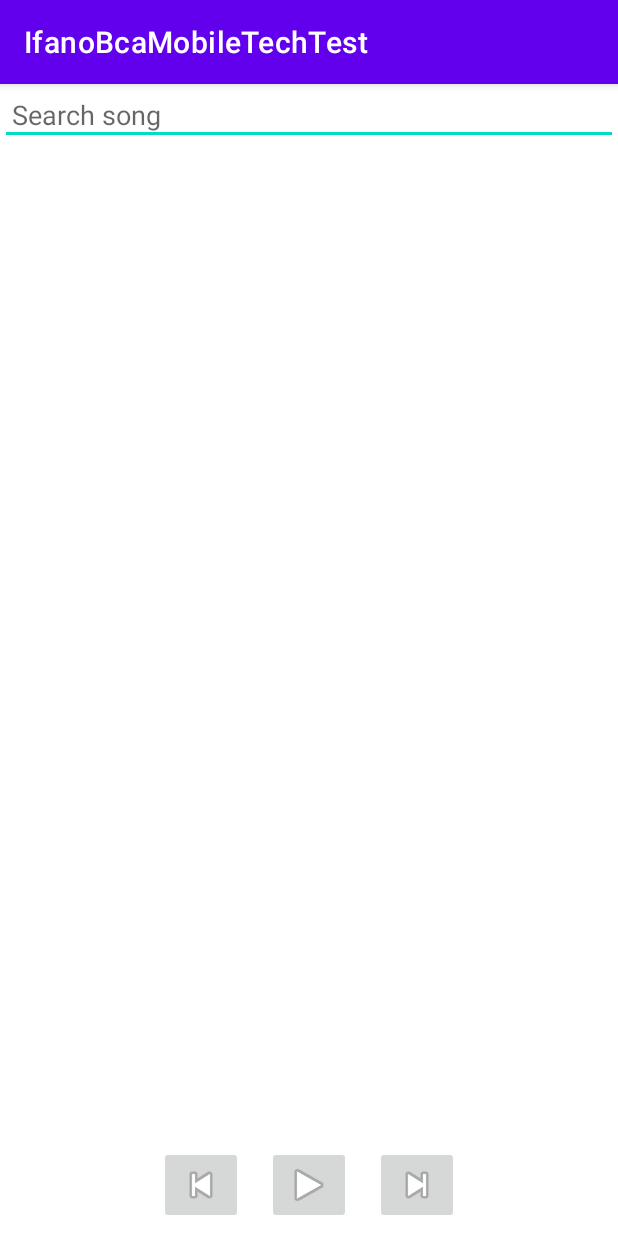
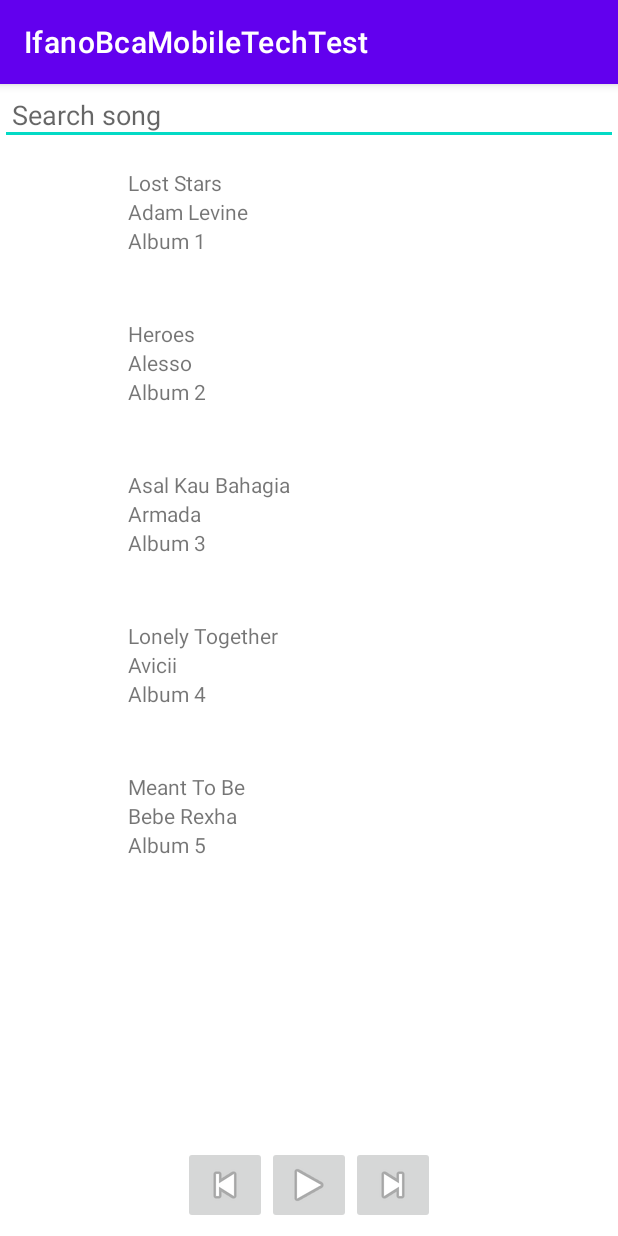
Before and after one commit to themailer15/BCATechTest, an Android app: the screen it shows after launch (MainActivity), on a phone screen of 412 x 824 dp. Run offline under Robolectric (Android 15) with nearby library versions, the light colour scheme and no system bars.

Commit message:
PlayPause

```diff
--- a/app/build.gradle
+++ b/app/build.gradle
@@ -46,5 +46,6 @@
     implementation "androidx.activity:activity-ktx:1.7.0"
     implementation "org.jetbrains.kotlinx:kotlinx-coroutines-android:1.7.3"
     implementation "androidx.lifecycle:lifecycle-viewmodel-ktx:2.6.1"
-
+    implementation "androidx.lifecycle:lifecycle-livedata-ktx:2.6.1"
+    implementation "androidx.recyclerview:recyclerview:1.2.1"
 }
--- a/app/src/main/java/com/example/ifanobcamobiletechtest/MainActivity.kt
+++ b/app/src/main/java/com/example/ifanobcamobiletechtest/MainActivity.kt
@@ -1,11 +1,46 @@
 package com.example.ifanobcamobiletechtest
 
+import android.os.Bundle
+import android.widget.ImageButton
+import androidx.activity.viewModels
 import androidx.appcompat.app.AppCompatActivity
-import android.os.Bundle
+import androidx.recyclerview.widget.LinearLayoutManager
+import androidx.recyclerview.widget.RecyclerView
 
 class MainActivity : AppCompatActivity() {
+
+    private lateinit var songRecyclerView: RecyclerView
+    private lateinit var btnPlayPause: ImageButton
+    private lateinit var btnNext: ImageButton
+    private lateinit var btnPrevious: ImageButton
+
+    // Menggunakan ViewModel dengan delegate property 'viewModels'
+    private val musicViewModel: MusicViewModel by viewModels()
+
     override fun onCreate(savedInstanceState: Bundle?) {
         super.onCreate(savedInstanceState)
         setContentView(R.layout.activity_main)
+
+        songRecyclerView = findViewById(R.id.songRecyclerView)
+        btnPlayPause = findViewById(R.id.btnPlayPause)
+        btnNext = findViewById(R.id.btnNext)
+        btnPrevious = findViewById(R.id.btnPrevious)
+
+        // Mengatur RecyclerView
+        val songAdapter = SongAdapter(musicViewModel.songs.value ?: emptyList())
+        songRecyclerView.layoutManager = LinearLayoutManager(this)
+        songRecyclerView.adapter = songAdapter
+
+        btnPlayPause.setOnClickListener {
+            musicViewModel.playOrPause()
+        }
+
+        btnNext.setOnClickListener {
+            musicViewModel.nextSong()
+        }
+
+        btnPrevious.setOnClickListener {
+            musicViewModel.previousSong()
+        }
     }
 }
--- /dev/null
+++ b/app/src/main/java/com/example/ifanobcamobiletechtest/MusicViewModel.kt
@@ -0,0 +1,75 @@
+package com.example.ifanobcamobiletechtest
+
+import android.app.Application
+import android.media.MediaPlayer
+import android.widget.Button
+import androidx.lifecycle.AndroidViewModel
+import androidx.lifecycle.LiveData
+import androidx.lifecycle.MutableLiveData
+
+class MusicViewModel(application: Application) : AndroidViewModel(application) {
+
+    private val songRepo = SongRepo()
+
+    // State data
+    private val _songs = MutableLiveData<List<Song>>()
+    val songs: LiveData<List<Song>> get() = _songs
+
+    private val _currentSong = MutableLiveData<Song?>()
+    val currentSong: LiveData<Song?> get() = _currentSong
+
+    private val _isPlaying = MutableLiveData<Boolean>()
+    val isPlaying: LiveData<Boolean> get() = _isPlaying
+
+    lateinit var mediaPlayer: MediaPlayer
+    private var currentIndex = 0
+
+    init {
+        _songs.value = songRepo.getSongs()
+        _currentSong.value = _songs.value?.getOrNull(currentIndex)
+        _isPlaying.value = false
+    }
+
+    fun playOrPause() {
+        if (this::mediaPlayer.isInitialized && mediaPlayer.isPlaying) {
+            mediaPlayer.pause()
+            _isPlaying.value = false
+        } else {
+            playSong()
+        }
+    }
+
+    fun nextSong() {
+        if (currentIndex < (_songs.value?.size ?: 0) - 1) {
+            currentIndex++
+            playSong()
+        }
+    }
+
+    fun previousSong() {
+        if (currentIndex > 0) {
+            currentIndex--
+            playSong()
+        }
+    }
+
+    private fun playSong() {
+        _currentSong.value = _songs.value?.getOrNull(currentIndex)
+
+        // Reset and initialize MediaPlayer
+        if (this::mediaPlayer.isInitialized) {
+            mediaPlayer.reset()
+        }
+
+        mediaPlayer = MediaPlayer.create(getApplication(), _currentSong.value?.fileResId ?: return)
+        mediaPlayer.start()
+        _isPlaying.value = true
+    }
+
+    override fun onCleared() {
+        super.onCleared()
+        if (this::mediaPlayer.isInitialized) {
+            mediaPlayer.release()
+        }
+    }
+}
--- /dev/null
+++ b/app/src/main/java/com/example/ifanobcamobiletechtest/Song.kt
@@ -0,0 +1,9 @@
+package com.example.ifanobcamobiletechtest
+
+data class Song(
+    val id: Int,
+    val title: String,
+    val artist: String,
+    val album: String,
+    val fileResId: Int
+)
--- /dev/null
+++ b/app/src/main/java/com/example/ifanobcamobiletechtest/SongAdapter.kt
@@ -0,0 +1,34 @@
+package com.example.ifanobcamobiletechtest
+
+import android.view.LayoutInflater
+import android.view.View
+import android.view.ViewGroup
+import android.widget.ImageView
+import android.widget.TextView
+import androidx.recyclerview.widget.RecyclerView
+
+class SongAdapter(private var songs: List<Song>) : RecyclerView.Adapter<SongAdapter.SongViewHolder>() {
+
+    override fun onCreateViewHolder(parent: ViewGroup, viewType: Int): SongViewHolder {
+        val view = LayoutInflater.from(parent.context)
+            .inflate(R.layout.view_holder_song, parent, false) // Layout untuk item lagu
+        return SongViewHolder(view)
+    }
+
+    override fun onBindViewHolder(holder: SongViewHolder, position: Int) {
+        val song = songs[position]
+        holder.songTitle.text = song.title
+        holder.songArtist.text = song.artist
+        holder.songAlbum.text = song.album
+    }
+
+    override fun getItemCount(): Int {
+        return songs.size
+    }
+
+    class SongViewHolder(itemView: View) : RecyclerView.ViewHolder(itemView) {
+        val songTitle: TextView = itemView.findViewById(R.id.songTitle)
+        val songArtist: TextView = itemView.findViewById(R.id.songArtist)
+        val songAlbum: TextView = itemView.findViewById(R.id.songAlbum)
+    }
+}
--- /dev/null
+++ b/app/src/main/java/com/example/ifanobcamobiletechtest/SongRepo.kt
@@ -0,0 +1,13 @@
+package com.example.ifanobcamobiletechtest
+
+class SongRepo {
+    private val songs = listOf(
+        Song(1, "Lost Stars", "Adam Levine", "Album 1", R.raw.adam_levine_lost_stars),
+        Song(2, "Heroes", "Alesso", "Album 2", R.raw.alesso_heroes),
+        Song(3, "Asal Kau Bahagia", "Armada", "Album 3", R.raw.armada_asal_kau_bahagia),
+        Song(3, "Lonely Together", "Avicii", "Album 4", R.raw.avicii_lonely_together),
+        Song(3, "Meant To Be", "Bebe Rexha", "Album 5", R.raw.bebe_rexha_meant_to_be)
+    )
+
+    fun getSongs(): List<Song> = songs
+}
--- a/app/src/main/res/layout/activity_main.xml
+++ b/app/src/main/res/layout/activity_main.xml
@@ -26,7 +26,8 @@
         app:layout_constraintStart_toStartOf="parent"
         app:layout_constraintTop_toBottomOf="@+id/searchBar" />
 
-    <LinearLayout
+    <androidx.constraintlayout.widget.ConstraintLayout
+        android:id="@+id/currentSongBar"
         android:layout_width="match_parent"
         android:layout_height="wrap_content"
         android:gravity="center_horizontal"
@@ -42,17 +43,20 @@
             android:layout_width="wrap_content"
             android:layout_height="wrap_content"
             android:contentDescription="Previous"
-            android:src="@android:drawable/ic_media_previous" />
+            android:src="@android:drawable/ic_media_previous"
+            app:layout_constraintEnd_toStartOf="@id/btnPlayPause"
+            app:layout_constraintTop_toTopOf="parent" />
 
         <!-- Tombol Play -->
         <ImageButton
             android:id="@+id/btnPlayPause"
             android:layout_width="wrap_content"
             android:layout_height="wrap_content"
-            android:layout_marginStart="16dp"
-            android:layout_marginEnd="16dp"
             android:contentDescription="Play"
-            android:src="@android:drawable/ic_media_play" />
+            android:src="@android:drawable/ic_media_play"
+            app:layout_constraintEnd_toEndOf="@id/currentSongBar"
+            app:layout_constraintStart_toStartOf="@id/currentSongBar"
+            app:layout_constraintTop_toTopOf="parent" />
 
         <!-- Tombol Next -->
         <ImageButton
@@ -60,7 +64,10 @@
             android:layout_width="wrap_content"
             android:layout_height="wrap_content"
             android:contentDescription="Next"
-            android:src="@android:drawable/ic_media_next" />
-    </LinearLayout>
+            android:src="@android:drawable/ic_media_next"
+            app:layout_constraintStart_toEndOf="@id/btnPlayPause"
+            app:layout_constraintTop_toTopOf="parent" />
+
+    </androidx.constraintlayout.widget.ConstraintLayout>
 
 </androidx.constraintlayout.widget.ConstraintLayout>
--- /dev/null
+++ b/app/src/main/res/layout/view_holder_song.xml
@@ -0,0 +1,43 @@
+<?xml version="1.0" encoding="utf-8"?>
+<androidx.constraintlayout.widget.ConstraintLayout xmlns:android="http://schemas.android.com/apk/res/android"
+    xmlns:app="http://schemas.android.com/apk/res-auto"
+    xmlns:tools="http://schemas.android.com/tools"
+    android:layout_width="match_parent"
+    android:layout_height="wrap_content"
+    android:padding="15dp"
+    android:id="@+id/songViewHolder">
+
+    <com.google.android.material.imageview.ShapeableImageView
+        android:id="@+id/songImage"
+        android:layout_width="70dp"
+        android:layout_height="70dp"
+        app:layout_constraintBottom_toBottomOf="parent"
+        app:layout_constraintStart_toStartOf="parent"
+        app:layout_constraintTop_toTopOf="parent"
+        tools:srcCompat="@tools:sample/avatars" />
+
+    <TextView
+        android:id="@+id/songTitle"
+        android:layout_width="wrap_content"
+        android:layout_height="wrap_content"
+        android:text="Song Title"
+        app:layout_constraintStart_toEndOf="@+id/songImage"
+        app:layout_constraintTop_toTopOf="parent" />
+
+    <TextView
+        android:id="@+id/songArtist"
+        android:layout_width="wrap_content"
+        android:layout_height="wrap_content"
+        android:text="Song Artist"
+        app:layout_constraintStart_toEndOf="@+id/songImage"
+        app:layout_constraintTop_toBottomOf="@id/songTitle" />
+
+    <TextView
+        android:id="@+id/songAlbum"
+        android:layout_width="wrap_content"
+        android:layout_height="wrap_content"
+        android:text="Song Album"
+        app:layout_constraintStart_toEndOf="@+id/songImage"
+        app:layout_constraintTop_toBottomOf="@id/songArtist" />
+
+</androidx.constraintlayout.widget.ConstraintLayout>
```
Also changed, not shown: 5 other files.
